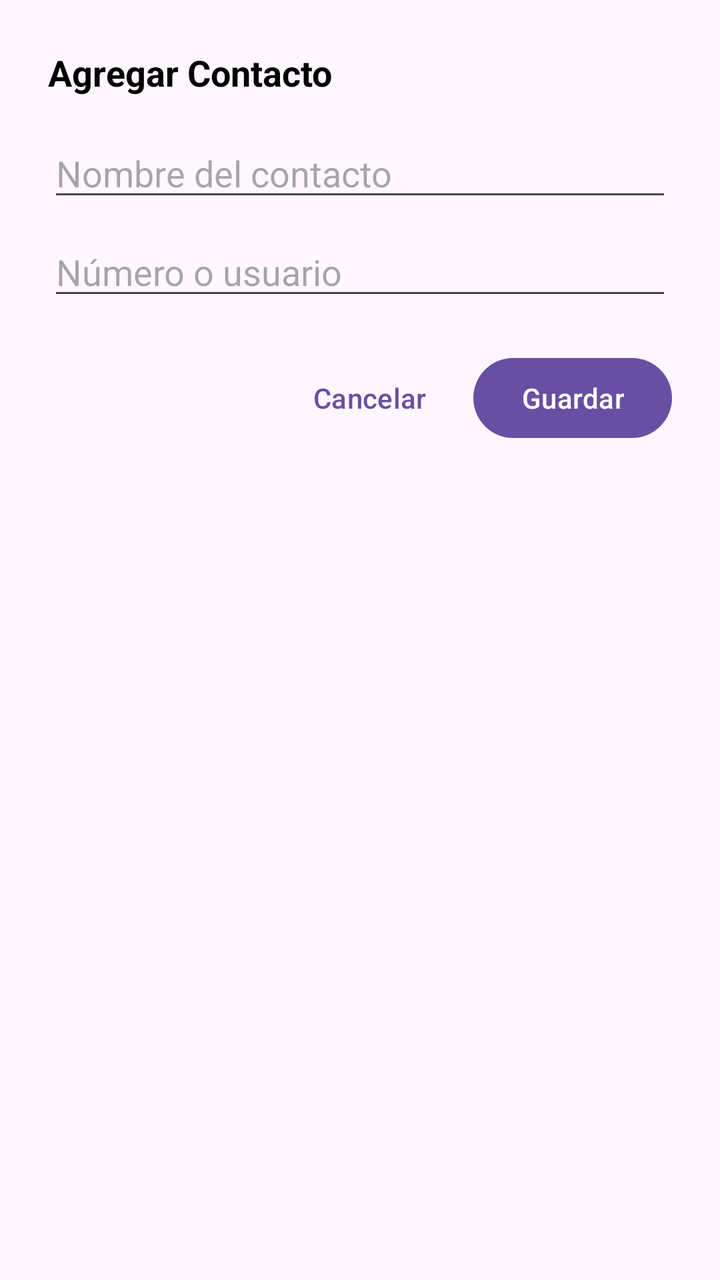
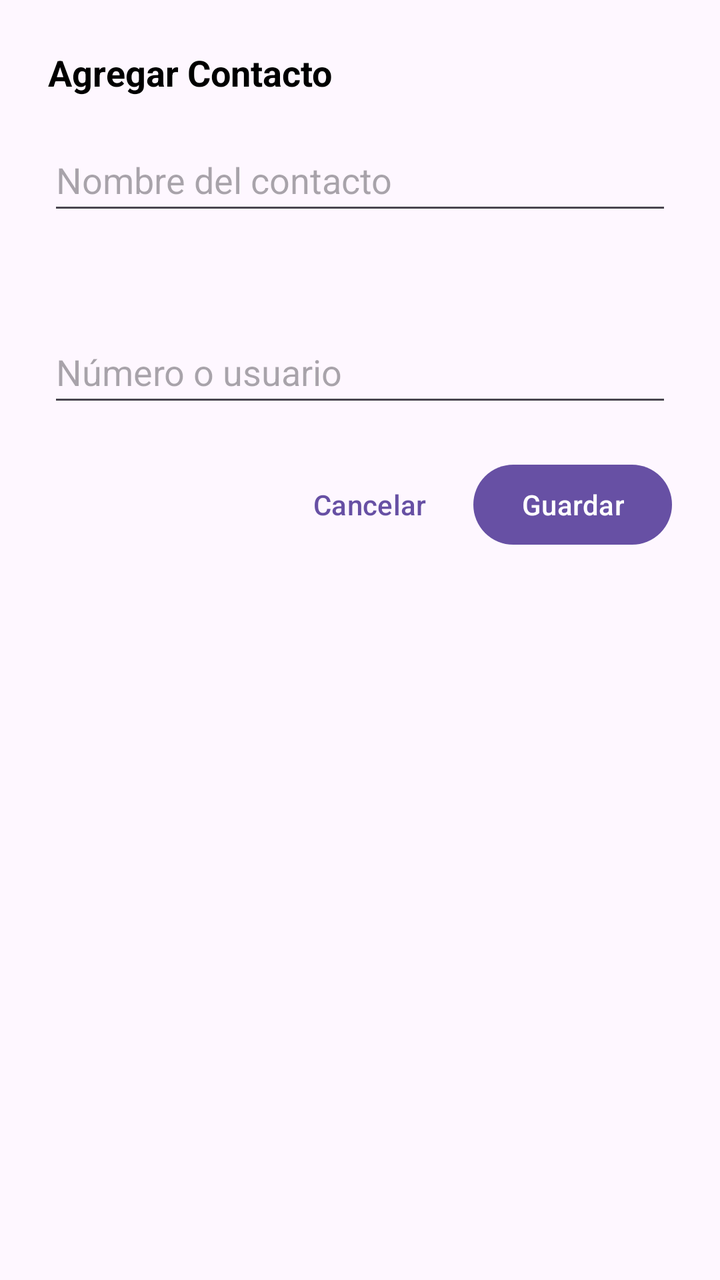

Compare the two renders of this Android layout. The source of the first and the diff that turns it into the second are given below.
<!-- AndroidManifest.xml: application theme Theme.SeminarioFinal -->
<!-- res/layout/dialog_add_contact.xml -->
<?xml version="1.0" encoding="utf-8"?>
<LinearLayout xmlns:android="http://schemas.android.com/apk/res/android"
    android:layout_width="match_parent"
    android:layout_height="wrap_content"
    android:orientation="vertical"
    android:padding="24dp">

    <TextView
        android:layout_width="wrap_content"
        android:layout_height="wrap_content"
        android:text="Agregar Contacto"
        android:textColor="@android:color/black"
        android:textSize="18sp"
        android:textStyle="bold" />

    <EditText
        android:id="@+id/etCName"
        android:layout_width="match_parent"
        android:layout_height="wrap_content"
        android:layout_marginTop="16dp"
        android:hint="Nombre del contacto"
        android:inputType="textPersonName" />

    <EditText
        android:id="@+id/etCNum"
        android:layout_width="match_parent"
        android:layout_height="wrap_content"
        android:layout_marginTop="8dp"
        android:hint="Número o usuario"
        android:inputType="phone" />

    <TextView
        android:id="@+id/tvCErr"
        android:layout_width="wrap_content"
        android:layout_height="wrap_content"
        android:layout_marginTop="8dp"
        android:textColor="@android:color/holo_red_dark"
        android:textSize="12sp"
        android:visibility="gone" />

    <LinearLayout
        android:layout_width="match_parent"
        android:layout_height="wrap_content"
        android:layout_marginTop="20dp"
        android:gravity="end"
        android:orientation="horizontal">

        <Button
            android:id="@+id/btnCancelContact"
            style="@style/Widget.Material3.Button.TextButton"
            android:layout_width="wrap_content"
            android:layout_height="wrap_content"
            android:text="Cancelar" />

        <Button
            android:id="@+id/btnSaveContact"
            style="@style/Widget.Material3.Button"
            android:layout_width="wrap_content"
            android:layout_height="wrap_content"
            android:layout_marginStart="8dp"
            android:text="Guardar" />
    </LinearLayout>

</LinearLayout>
<!-- resources referenced by this layout -->
<resources>
  <style name="Theme.SeminarioFinal" parent="Base.Theme.SeminarioFinal" />
  <style name="Base.Theme.SeminarioFinal" parent="Theme.Material3.DayNight.NoActionBar">
          
          
      </style>
</resources>

<!-- the commit's change to res/layout/dialog_add_contact.xml (unified diff, before → after) -->
@@ -17,6 +17,7 @@
         android:id="@+id/etCName"
         android:layout_width="match_parent"
         android:layout_height="wrap_content"
+        android:minHeight="48dp"
         android:layout_marginTop="16dp"
         android:hint="Nombre del contacto"
         android:inputType="textPersonName" />
@@ -25,7 +26,8 @@
         android:id="@+id/etCNum"
         android:layout_width="match_parent"
         android:layout_height="wrap_content"
-        android:layout_marginTop="8dp"
+        android:minHeight="48dp"
+        android:layout_marginTop="48dp"
         android:hint="Número o usuario"
         android:inputType="phone" />
 
